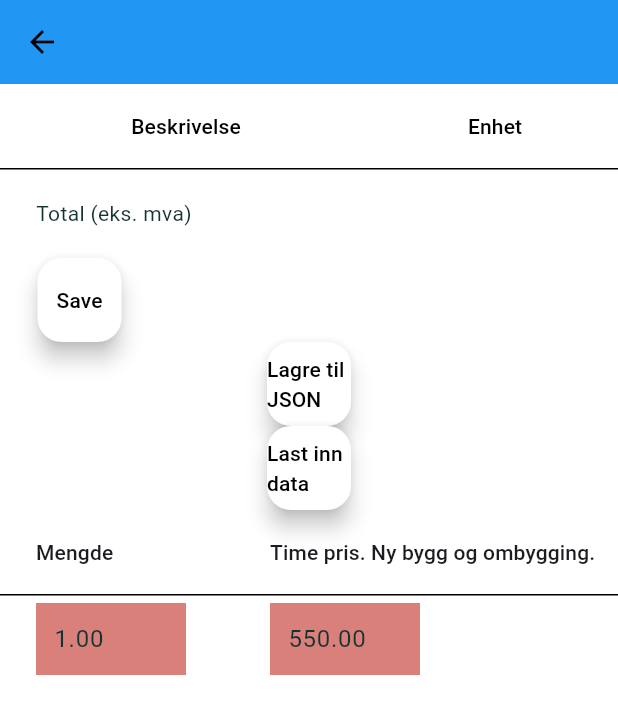
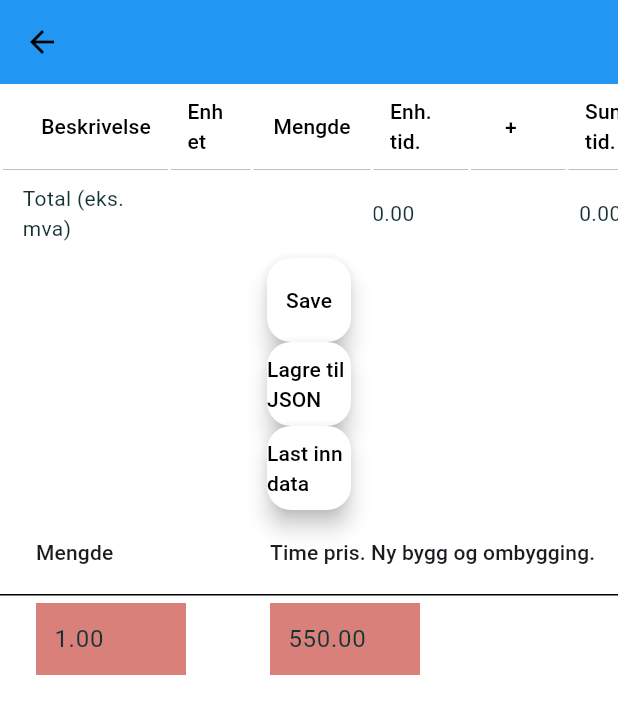
Before and after one commit to BenasVasiliauskas/Bygg_kalk, a Flutter app: the NorwInnerDoorItemScreenScreen screen opened directly with empty values, on a phone screen of 412 x 824 dp. Shown: the top 714 px of the screen. Run offline on Flutter 3.47's test engine with Material 3 defaults, Android fonts, the phone set to English and light mode, and no system bars; our stand-ins replace file_picker, font_awesome_flutter; missing offline and left inert: syncfusion_flutter_xlsio.

Commit message:
inner door and exterior wall norw table adjustements

```diff
--- a/lib/pages/norw_item_screen/norw_exterior_wall_items_screen.dart
+++ b/lib/pages/norw_item_screen/norw_exterior_wall_items_screen.dart
@@ -368,8 +368,8 @@ class _NorwExteriorWallItemsScreenState
       rows.add(
         DataRow(
           cells: [
-            dataCellDisplay(widget.description, i, 150),
-            dataCellDisplay(widget.unit, i, 50),
+            dataCellDisplay(widget.description, i, 120),
+            dataCellDisplay(widget.unit, i, 30, optionalPadding: 12),
             dataCellDisplayController(quantityControllers, i),
             dataCellDo(
               materialQuantityControllers,
--- a/lib/pages/norw_item_screen/norw_inner_door_items_screen.dart
+++ b/lib/pages/norw_item_screen/norw_inner_door_items_screen.dart
@@ -103,7 +103,7 @@ class _NorwInnerDoorItemScreenScreenState
     }
 
     addHours(widget.name, totalLaborHours2);
-    addLaborCosts(widget.name, emptyCustomList.sum);
+    addLaborCosts(widget.name, totalLaborCost);
     addMaterialCosts(widget.name, totalMaterial2);
     addBudgetSum(widget.name, totalTotalPrice);
     // Create the "Total Sum" row
@@ -221,9 +221,9 @@ class _NorwInnerDoorItemScreenScreenState
                   .toStringAsFixed(2);
 
               widget.laborCost[i] = calculateJobCost(
-                  i, widget.laborHours2, hourlyRateConstructionRemodeling);
+                  i, widget.laborHours1, hourlyRateConstructionRemodeling);
               laborCostControllers[i].text = calculateJobCost(
-                      i, widget.laborHours2, hourlyRateConstructionRemodeling)
+                      i, widget.laborHours1, hourlyRateConstructionRemodeling)
                   .toStringAsFixed(2);
 
               widget.laborCost[i] = calculateJobCost(
@@ -286,24 +286,24 @@ class _NorwInnerDoorItemScreenScreenState
     ];
 
     List<DataColumn> columns = [
-      createDataColumn("Beskrivelse", 200, customColumn, () {}),
-      createDataColumn("Enhet", 100, customColumn, () {}),
-      createDataColumn("Mengde", 100, customColumn, () {}),
-      createDataColumn("Enh. tid.", 100, customColumn, () {
+      createDataColumn("Beskrivelse", 98, customColumn, () {}),
+      createDataColumn("Enhet", 55, customColumn, () {}),
+      createDataColumn("Mengde", 80, customColumn, () {}),
+      createDataColumn("Enh. tid.", 65, customColumn, () {
         customColumn = !customColumn;
         updateTotalSum();
         rebuildDataTable();
       }),
-      createDataColumn("Tilpassede timer", 100, customColumn, () {
+      createDataColumn("+", 55, customColumn, () {
         customColumn = !customColumn;
         updateTotalSum();
         rebuildDataTable();
       }),
-      createDataColumn("Sum. tid.", 100, customColumn, () {}),
-      createDataColumn("Arb.pris ", 100, customColumn, () {}),
-      createDataColumn("Enh. mater.", 100, customColumn, () {}),
-      createDataColumn("Sum. material", 100, customColumn, () {}),
-      createDataColumn("Total pris'", 100, customColumn, () {}),
+      createDataColumn("Sum. tid.", 75, customColumn, () {}),
+      createDataColumn("Arb.pris ", 55, customColumn, () {}),
+      createDataColumn("Enh. mater.", 85, customColumn, () {}),
+      createDataColumn("Sum. material", 85, customColumn, () {}),
+      createDataColumn("Total pris'", 75, customColumn, () {}),
     ];
 
     List<DataRow> rows = [];
@@ -312,27 +312,41 @@ class _NorwInnerDoorItemScreenScreenState
       rows.add(
         DataRow(
           cells: [
-            dataCellDisplay(widget.description, i, 150),
-            dataCellDisplay(widget.unit, i, 50),
+            dataCellDisplay(widget.description, i, 120),
+            dataCellDisplay(widget.unit, i, 40, optionalPadding: 12),
             dataCellDisplayController(quantityControllers, i),
             DataCell(
-              TextField(
-                style:
-                    TextStyle(color: customColumn ? Colors.grey : Colors.black),
+              SizedBox(
+                width: 35,
+                child: TextField(
+                  decoration: InputDecoration(
+                      border: InputBorder.none,
+                      contentPadding: EdgeInsets.zero),
+                  style: TextStyle(
+                      color: customColumn
+                          ? Colors.grey
+                          : Theme.of(context).colorScheme.secondary),
                   readOnly: true,
                   controller: laborHours1Controllers[i],
                   onChanged: (value) {},
                   keyboardType: TextInputType.numberWithOptions(
                       decimal: true), // Allow decimal numbers
                 ),
+              ),
             ), // custom column cell
             DataCell(
-              TextField(
+              SizedBox(
+                width: 60,
+                child: TextField(
                   decoration: InputDecoration(
+                      border: InputBorder.none,
+                      contentPadding: EdgeInsets.only(left: 2),
                       fillColor: Color.fromARGB(255, 131, 138, 235),
                       filled: true),
-                style:
-                    TextStyle(color: customColumn ? Colors.black : Colors.grey),
+                  style: TextStyle(
+                      color: customColumn
+                          ? Theme.of(context).colorScheme.secondary
+                          : Colors.grey),
                   readOnly: !customColumn,
                   controller: customColumnControllers[i],
                   onChanged: (value) {
@@ -341,8 +355,12 @@ class _NorwInnerDoorItemScreenScreenState
                         .toStringAsFixed(2)); // Format to 2 decimal places
                     // Recalculate and update the labor hours 2 when labor hours 1 changes need changes
 
-                  widget.laborHours2[i] = calculateWorkHours2(i, customColumn,
-                      emptyCustomList, widget.laborHours2, calculationQuantity);
+                    widget.laborHours2[i] = calculateWorkHours2(
+                        i,
+                        customColumn,
+                        emptyCustomList,
+                        widget.laborHours2,
+                        calculationQuantity);
                     laborHours2Controllers[i].text = calculateWorkHours2(
                             i,
                             customColumn,
@@ -352,15 +370,20 @@ class _NorwInnerDoorItemScreenScreenState
                         .toStringAsFixed(2);
 
                     // Recalculate and update the labor cost when labor hours 2 changes
-                  widget.laborCost[i] = calculateJobCost(
-                      i, widget.laborHours2, hourlyRateConstructionRemodeling);
-                  laborCostControllers[i].text = calculateJobCost(i,
-                          widget.laborHours2, hourlyRateConstructionRemodeling)
+                    widget.laborCost[i] = calculateJobCost(i,
+                        widget.laborHours2, hourlyRateConstructionRemodeling);
+                    laborCostControllers[i].text = calculateJobCost(
+                            i,
+                            widget.laborHours2,
+                            hourlyRateConstructionRemodeling)
                         .toStringAsFixed(2);
 
                     // Recalculate and update the total price when labor hours 2 changes
-                  widget.totalPrice[i] = calculateTotalPrice(i,
-                      widget.laborCost, widget.material1, calculationQuantity);
+                    widget.totalPrice[i] = calculateTotalPrice(
+                        i,
+                        widget.laborCost,
+                        widget.material1,
+                        calculationQuantity);
                     totalPriceControllers[i].text = calculateTotalPrice(
                             i,
                             widget.laborCost,
@@ -375,34 +398,23 @@ class _NorwInnerDoorItemScreenScreenState
                       decimal: true), // Allow decimal numbers
                 ),
               ),
-            dataCellDo(
-              laborHours2Controllers,
-              i,
-              (value) {
+            ),
+            dataCellDo(laborHours2Controllers, i, (value) {
               // Handle changes to labor hours 2
               double parsedValue = double.parse(value);
               widget.laborHours2[i] =
                   double.parse(parsedValue.toStringAsFixed(2));
               // Recalculate the labor cost when labor hours 2 changes
-                double updatedLaborCost = calculateJobCost(
-                    i,
-                    widget.laborHours2,
+              double updatedLaborCost = calculateJobCost(i, widget.laborHours2,
                   hourlyRateConstructionRemodeling); // Calculate the labor cost
               widget.laborCost[i] =
                   double.parse(updatedLaborCost.toStringAsFixed(2));
-              },
-              Color.fromARGB(255, 255, 255, 255),
-              true,
-            ),
-            dataCellDo(
-              laborCostControllers,
-              i,
-              (value) {
+            }, Theme.of(context).colorScheme.background, true,
+                optionalWidth: 45),
+            dataCellDo(laborCostControllers, i, (value) {
               widget.laborCost[i] = double.parse(value);
-              },
-              Color.fromARGB(255, 255, 255, 255),
-              true,
-            ),
+            }, Theme.of(context).colorScheme.background, true,
+                optionalWidth: 45),
             dataCellDo(
               material1Controllers,
               i,
@@ -435,6 +447,7 @@ class _NorwInnerDoorItemScreenScreenState
               },
               Color.fromARGB(255, 218, 128, 122),
               false,
+              optionalWidth: 75,
             ),
             dataCellDo(
               material2Controllers,
@@ -444,8 +457,9 @@ class _NorwInnerDoorItemScreenScreenState
                 material2Controllers[i].text =
                     widget.material2[i].toStringAsFixed(2);
               },
-              Color.fromARGB(255, 255, 255, 255),
+              Theme.of(context).colorScheme.background,
               true,
+              optionalWidth: 75,
             ),
             dataCellDo(
               totalPriceControllers,
@@ -457,6 +471,7 @@ class _NorwInnerDoorItemScreenScreenState
               },
               Color.fromARGB(255, 153, 240, 131),
               true,
+              optionalWidth: 75,
             ),
           ],
         ),
@@ -485,23 +500,25 @@ class _NorwInnerDoorItemScreenScreenState
     DataRow totalSumRow = DataRow(
       cells: [
         dataCellDisplaySingle(
-            "Total (eks. mva)", 200, Color.fromARGB(255, 255, 255, 255)),
-        dataCellDisplaySingle("", 100, Color.fromARGB(255, 255, 255, 255)),
-        dataCellDisplaySingle("", 150, Color.fromARGB(255, 255, 255, 255)),
+            "Total (eks. mva)", 70, Color.fromARGB(255, 255, 255, 255)),
+        dataCellDisplaySingle("", 0, Color.fromARGB(255, 255, 255, 255)),
+        dataCellDisplaySingle("", 0, Color.fromARGB(255, 255, 255, 255)),
         dataCellDisplaySingle(
             customColumn ? '' : totalLaborHours1.toStringAsFixed(2),
-            100,
+            65,
             Color.fromARGB(255, 255, 255, 255)),
         DataCell(
           Container(
-            width: 100,
+            width: 65,
             child: TextField(
               readOnly: !customColumn,
               decoration: customColumn
                   ? InputDecoration(
+                      border: InputBorder.none,
+                      contentPadding: EdgeInsets.zero,
                       fillColor: Color.fromARGB(255, 131, 138, 235),
                       filled: true)
-                  : InputDecoration(),
+                  : InputDecoration(border: InputBorder.none),
               // calc custom hours
               controller: TextEditingController(
                   text: customColumn
@@ -511,28 +528,42 @@ class _NorwInnerDoorItemScreenScreenState
             ),
           ),
         ),
-        dataCellDisplaySingle(totalLaborHours2.toStringAsFixed(2), 100,
-            Color.fromARGB(255, 255, 255, 255)),
-        dataCellDisplaySingle(totalLaborCost.toStringAsFixed(2), 100,
-            Color.fromARGB(255, 255, 255, 255)),
+        dataCellDisplaySingle(
+          totalLaborHours2.toStringAsFixed(2),
+          70,
+          Theme.of(context).colorScheme.background,
+          optionalPadding: 8,
+        ),
+        dataCellDisplaySingle(
+          totalLaborCost.toStringAsFixed(2),
+          60,
+          Theme.of(context).colorScheme.background,
+          optionalPadding: 8,
+        ),
         DataCell(
-          TextField(
+          SizedBox(
+            width: 75,
+            child: TextField(
               decoration: InputDecoration(
+                  border: InputBorder.none,
+                  contentPadding: EdgeInsets.only(left: 8),
                   fillColor: const Color.fromARGB(255, 218, 128, 122),
                   filled: true),
-            controller:
-                TextEditingController(text: totalMaterial1.toStringAsFixed(2)),
+              controller: TextEditingController(
+                  text: totalMaterial1.toStringAsFixed(2)),
               readOnly: true,
             ),
           ),
-        dataCellDisplaySingle(totalMaterial2.toStringAsFixed(2), 100,
-            Color.fromARGB(255, 255, 255, 255)),
+        ),
+        dataCellDisplaySingle(totalMaterial2.toStringAsFixed(2), 70,
+            Theme.of(context).colorScheme.background,
+            optionalPadding: 8),
         dataCellDoSingle(
             TextEditingController(text: totalTotalPrice.toStringAsFixed(2)),
             (value) {},
             Color.fromARGB(255, 153, 240, 131),
             true,
-            55),
+            75),
       ],
     );
 
@@ -550,16 +581,17 @@ class _NorwInnerDoorItemScreenScreenState
             SingleChildScrollView(
               scrollDirection: Axis.horizontal,
               child: DataTable(
+                border: TableBorder.all(
+                    width: 2, color: Theme.of(context).colorScheme.background),
+                horizontalMargin: 15,
+                columnSpacing: 0,
                 dataRowMaxHeight: double.infinity,
                 dataRowMinHeight: 60,
                 columns: columns, // Define your columns here
                 rows: rows,
               ),
             ),
-            Padding(
-              padding: EdgeInsets.fromLTRB(25, 0, 0, 0),
-              child: Align(
-                child: FloatingActionButton(
+            FloatingActionButton(
               onPressed: () {
                 generateNorwInnerDoorExcelDocument(
                   "Innerdører",
@@ -579,15 +611,12 @@ class _NorwInnerDoorItemScreenScreenState
                 );
                 ScaffoldMessenger.of(context).showSnackBar(
                   SnackBar(
-                        content: Text(
-                            'Excel-filen er opprettet i mappen Nedlastinger'),
+                    content:
+                        Text('Excel-filen er opprettet i mappen Nedlastinger'),
                   ),
                 );
               },
               child: Text("Save"),
-                ),
-                alignment: Alignment.centerLeft,
-              ),
             ),
             FloatingActionButton(
               onPressed: () async {
```
Lines whose indentation alone changed are shown as unchanged.
